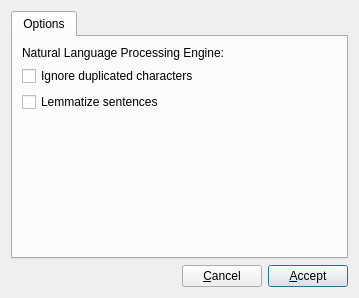
Before: the Qt Designer form src/chatbot/front-end/optionswindow.ui in lvklabs/chatbot, drawn with Qt 5.
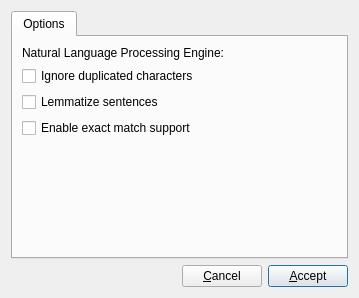
After: the same form once the commit is applied.

Commit message: Added exact match checkbox in the advanced options window. Fixed bug in Exact match engine related with targets

What changed in the file:
```diff
--- a/src/chatbot/front-end/optionswindow.ui
+++ b/src/chatbot/front-end/optionswindow.ui
@@ -62,6 +62,13 @@
          </property>
         </widget>
        </item>
+       <item>
+        <widget class="QCheckBox" name="exactMatchCheckbox">
+         <property name="text">
+          <string>Enable exact match support</string>
+         </property>
+        </widget>
+       </item>
        <item>
         <spacer name="generalVerticalSpacer">
          <property name="orientation">
```
The commit also changes 16 other files.
